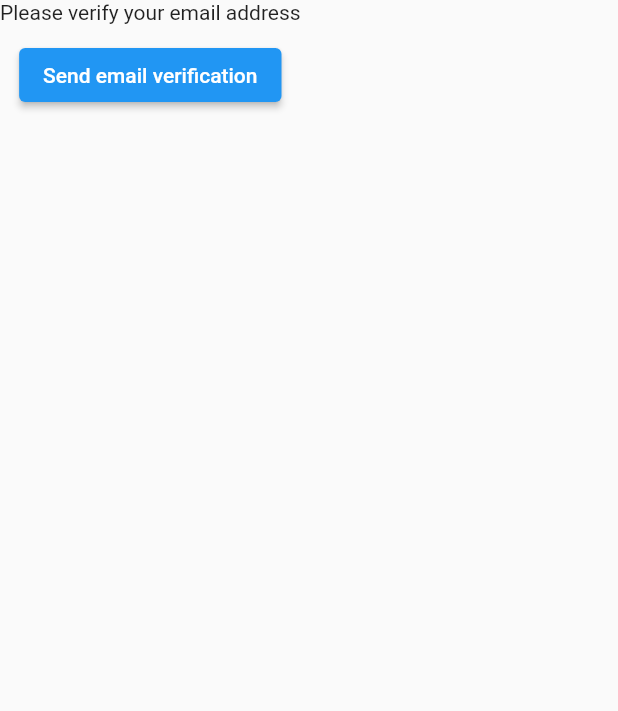
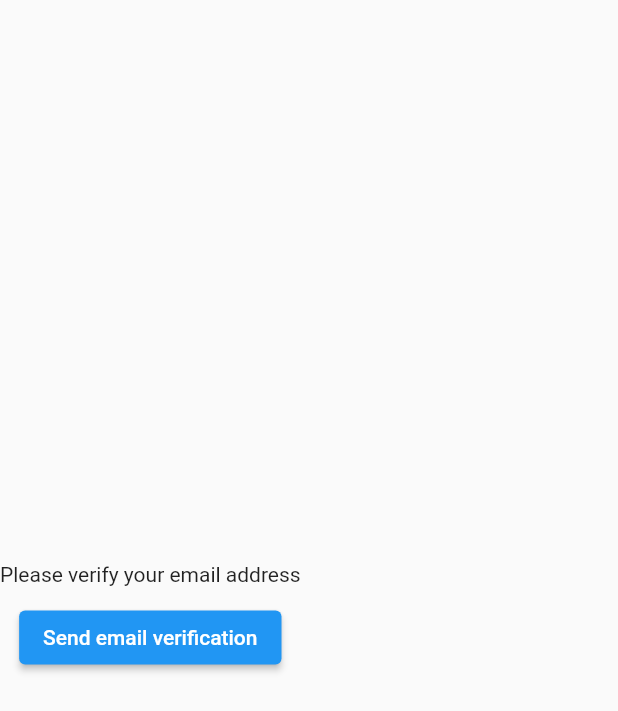
Before and after one commit to codermeem/FirstApp, a Flutter app: the VerifyEmailView screen opened directly, on a phone screen of 412 x 824 dp. Shown: the top 711 px of the screen. Run offline on Flutter 3.47's test engine with Material 2 defaults, Android fonts, the phone set to English and light mode, and no system bars; our stand-ins replace firebase_auth, firebase_core; accounts and stored records are empty.

```diff
--- a/lib/pages/verify_email.dart
+++ b/lib/pages/verify_email.dart
@@ -14,6 +14,8 @@ class _VerifyEmailViewState extends State<VerifyEmailView> {
   Widget build(BuildContext context) {
     return Scaffold(
       body: Column(
+        mainAxisAlignment: MainAxisAlignment.center,
+        crossAxisAlignment: CrossAxisAlignment.center,
         children: [
           const Text("Please verify your email address"),
           const SizedBox(
```
Also changed, not shown: lib/main.dart (+13 -8 lines).
